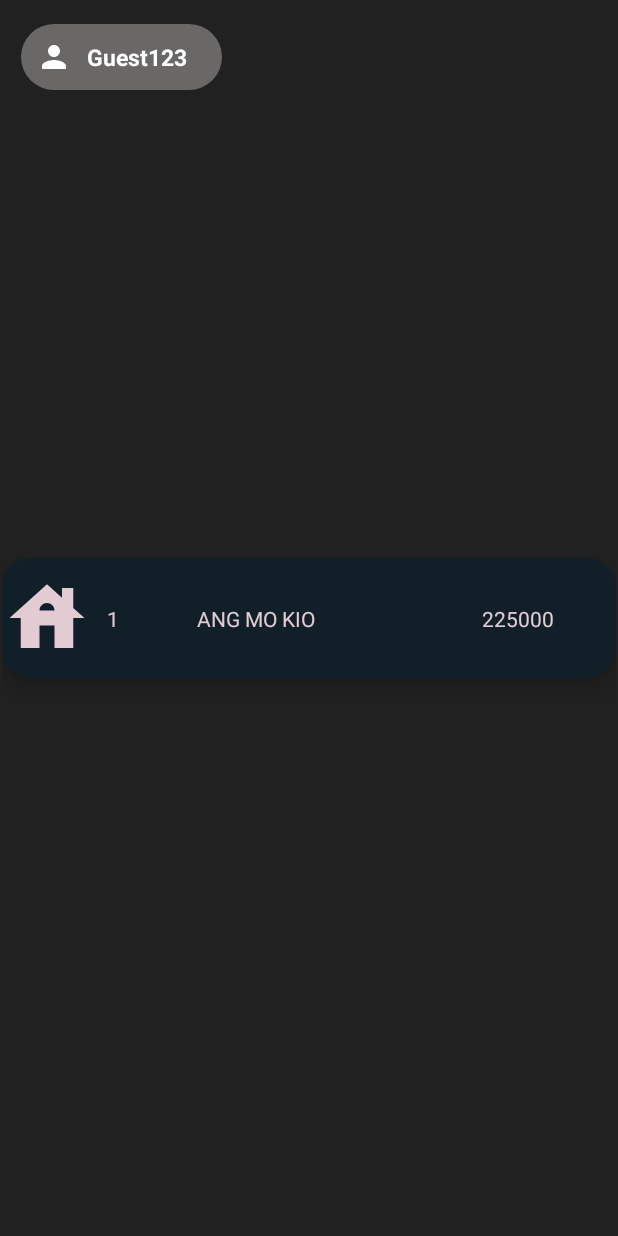
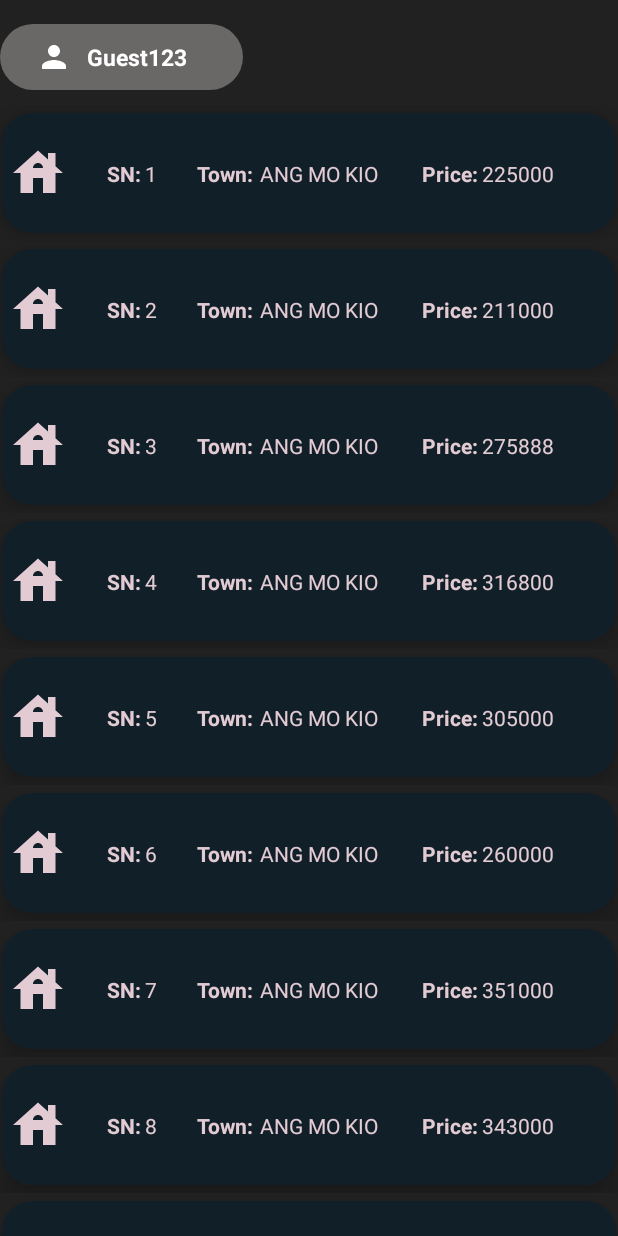
Before and after one commit to treesturn/PropertyResale_Application, an Android app: the guest_account screen opened directly, with no data from a screen before it, on a phone screen of 412 x 824 dp. Run offline under Robolectric (Android 15) with nearby library versions, the phone set to English and light mode, and no system bars.

Commit message:
Added Recycler View for housing list constraint it to btm of guest box

```diff
--- a/app/src/main/java/com/example/propertyresale_app/DatabaseHelper.java
+++ b/app/src/main/java/com/example/propertyresale_app/DatabaseHelper.java
@@ -113,7 +113,7 @@ public class DatabaseHelper extends SQLiteOpenHelper {
     public Cursor getHousing(){
         SQLiteDatabase sqLiteDatabase = this.getWritableDatabase();
 //        String query = sqLiteDatabase.rawQuery("select password from account_users", null);
-        Cursor c = sqLiteDatabase.rawQuery("select housing_sn, town, resale_price from housing_list limit 10", null);
+        Cursor c = sqLiteDatabase.rawQuery("select housing_sn, town, resale_price from housing_list limit 40", null);
         return c;
     }
 }
--- a/app/src/main/res/drawable/ic_baseline_house_24.xml
+++ b/app/src/main/res/drawable/ic_baseline_house_24.xml
@@ -1,5 +1,5 @@
-<vector android:height="60dp" android:tint="#FFFFFF"
+<vector android:height="40dp" android:tint="#FFFFFF"
     android:viewportHeight="24" android:viewportWidth="24"
-    android:width="60dp" xmlns:android="http://schemas.android.com/apk/res/android">
+    android:width="40dp" xmlns:android="http://schemas.android.com/apk/res/android">
     <path android:fillColor="@android:color/white" android:pathData="M19,9.3V4h-3v2.6L12,3L2,12h3v8h5v-6h4v6h5v-8h3L19,9.3zM10,10c0,-1.1 0.9,-2 2,-2s2,0.9 2,2H10z"/>
 </vector>
--- a/app/src/main/res/layout/activity_guest_account.xml
+++ b/app/src/main/res/layout/activity_guest_account.xml
@@ -8,7 +8,8 @@
     android:background="#222121">
 
     <androidx.constraintlayout.widget.ConstraintLayout
-        android:layout_width="wrap_content"
+        android:id="@+id/guest_signin_box"
+        android:layout_width="match_parent"
         android:layout_height="wrap_content"
         app:layout_constraintStart_toStartOf="parent"
         app:layout_constraintEnd_toEndOf="parent"
@@ -47,17 +48,30 @@
             android:layout_marginBottom="10dp"/>
     </androidx.constraintlayout.widget.ConstraintLayout>
 
-
     <androidx.recyclerview.widget.RecyclerView
         android:id="@+id/Resale_Houses_Table"
         android:layout_width="wrap_content"
         android:layout_height="wrap_content"
+        app:layout_constraintVertical_chainStyle="packed"
+        app:layout_constraintTop_toBottomOf="@id/guest_signin_box"
         app:layout_constraintStart_toStartOf="parent"
         app:layout_constraintEnd_toEndOf="parent"
-        app:layout_constraintTop_toTopOf="parent"
-        app:layout_constraintBottom_toBottomOf="parent">
+        android:layout_marginTop="10dp">
+    </androidx.recyclerview.widget.RecyclerView>
 
-    </androidx.recyclerview.widget.RecyclerView>
+
+
+
+    <!--    <androidx.recyclerview.widget.RecyclerView-->
+<!--        android:id="@+id/Resale_Houses_Table"-->
+<!--        android:layout_width="wrap_content"-->
+<!--        android:layout_height="wrap_content"-->
+<!--        app:layout_constraintStart_toStartOf="parent"-->
+<!--        app:layout_constraintEnd_toEndOf="parent"-->
+<!--        app:layout_constraintTop_toTopOf="parent"-->
+<!--        app:layout_constraintBottom_toBottomOf="parent">-->
+
+<!--    </androidx.recyclerview.widget.RecyclerView>-->
 
 
 
--- a/app/src/main/res/layout/recycler_view_row.xml
+++ b/app/src/main/res/layout/recycler_view_row.xml
@@ -2,8 +2,8 @@
 <androidx.constraintlayout.widget.ConstraintLayout xmlns:android="http://schemas.android.com/apk/res/android"
     xmlns:app="http://schemas.android.com/apk/res-auto"
     xmlns:tools="http://schemas.android.com/tools"
-    android:layout_width="match_parent"
-    android:layout_height="match_parent">
+    android:layout_width="wrap_content"
+    android:layout_height="wrap_content">
 
     <androidx.cardview.widget.CardView
         android:layout_width="409dp"
@@ -14,7 +14,8 @@
         app:layout_constraintTop_toTopOf="parent"
         app:cardBackgroundColor="@color/blueblack"
         app:cardCornerRadius="20dp"
-        app:cardElevation="10dp">
+        app:cardElevation="10dp"
+        android:layout_margin="5dp">
 
         <androidx.constraintlayout.widget.ConstraintLayout
             android:layout_width="match_parent"
@@ -27,16 +28,41 @@
                 android:id="@+id/imageView"
                 android:layout_width="wrap_content"
                 android:layout_height="wrap_content"
+                android:layout_marginStart="4dp"
                 app:srcCompat="@drawable/ic_baseline_house_24"
                 app:tint="@color/tanAccent" />
+
+            <TextView
+                android:id="@+id/SN_title"
+                app:layout_constraintStart_toStartOf="parent"
+                app:layout_constraintTop_toTopOf="parent"
+                app:layout_constraintBottom_toBottomOf="parent"
+                android:layout_marginStart="70sp"
+                android:text="SN:"
+                android:textStyle="bold"
+                android:layout_width="wrap_content"
+                android:layout_height="wrap_content"
+                android:textColor="@color/tanAccent"/>
 
             <TextView
                 android:id="@+id/SN"
                 app:layout_constraintStart_toStartOf="parent"
                 app:layout_constraintTop_toTopOf="parent"
                 app:layout_constraintBottom_toBottomOf="parent"
-                android:layout_marginStart="70sp"
-                android:text="SN:"
+                android:layout_marginStart="95sp"
+                android:text="sn"
+                android:layout_width="wrap_content"
+                android:layout_height="wrap_content"
+                android:textColor="@color/tanAccent"/>
+
+            <TextView
+                android:id="@+id/town_title"
+                app:layout_constraintStart_toStartOf="parent"
+                app:layout_constraintTop_toTopOf="parent"
+                app:layout_constraintBottom_toBottomOf="parent"
+                android:layout_marginStart="130dp"
+                android:text="Town: "
+                android:textStyle="bold"
                 android:layout_width="wrap_content"
                 android:layout_height="wrap_content"
                 android:textColor="@color/tanAccent"/>
@@ -46,11 +72,23 @@
                 app:layout_constraintStart_toStartOf="parent"
                 app:layout_constraintTop_toTopOf="parent"
                 app:layout_constraintBottom_toBottomOf="parent"
-                android:layout_marginStart="130dp"
-                android:text="Town: "
+                android:layout_marginStart="172sp"
+                android:text="town"
                 android:layout_width="wrap_content"
                 android:layout_height="wrap_content"
                 android:textColor="@color/tanAccent"/>
+
+            <TextView
+                android:id="@+id/price_title"
+                app:layout_constraintStart_toStartOf="parent"
+                app:layout_constraintTop_toTopOf="parent"
+                app:layout_constraintBottom_toBottomOf="parent"
+                android:layout_marginStart="280dp"
+                android:text="Price:"
+                android:textStyle="bold"
+                android:layout_width="wrap_content"
+                android:layout_height="wrap_content"
+                android:textColor="@color/tanAccent" />
 
             <TextView
                 android:id="@+id/price"
@@ -58,7 +96,7 @@
                 app:layout_constraintTop_toTopOf="parent"
                 app:layout_constraintBottom_toBottomOf="parent"
                 android:layout_marginStart="320dp"
-                android:text="Price"
+                android:text="price"
                 android:layout_width="wrap_content"
                 android:layout_height="wrap_content"
                 android:textColor="@color/tanAccent" />
```
